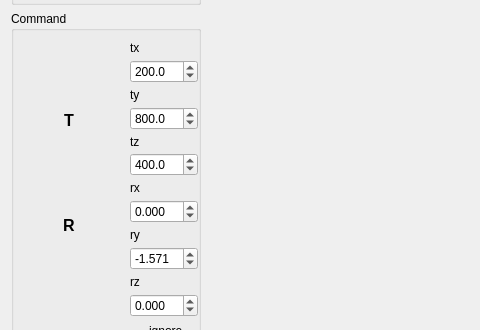
Before: the Qt Designer form components/ikGraphGenerator/src/mainUI.ui in robocomp/robocomp-shelly, drawn with Qt 5; both pictures show x 0 to 480 and y 83 to 413 of the 972 by 801 pixel window.
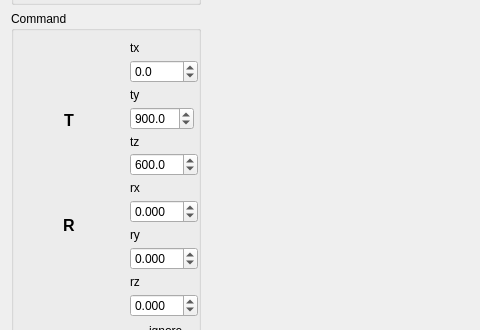
After: the same form once the commit is applied.

Diff of the .ui file:
```diff
--- a/components/ikGraphGenerator/src/mainUI.ui
+++ b/components/ikGraphGenerator/src/mainUI.ui
@@ -208,7 +208,7 @@
                     <double>10.000000000000000</double>
                    </property>
                    <property name="value">
-                    <double>400.000000000000000</double>
+                    <double>600.000000000000000</double>
                    </property>
                   </widget>
                  </item>
@@ -247,7 +247,7 @@
                     <double>10.000000000000000</double>
                    </property>
                    <property name="value">
-                    <double>200.000000000000000</double>
+                    <double>0.000000000000000</double>
                    </property>
                   </widget>
                  </item>
@@ -333,7 +333,7 @@
                     <double>0.100000000000000</double>
                    </property>
                    <property name="value">
-                    <double>-1.571000000000000</double>
+                    <double>0.000000000000000</double>
                    </property>
                   </widget>
                  </item>
@@ -356,7 +356,7 @@
                     <number>1</number>
                    </property>
                    <property name="minimum">
-                    <double>-2000.000000000000000</double>
+                    <double>500.000000000000000</double>
                    </property>
                    <property name="maximum">
                     <double>2000.000000000000000</double>
@@ -365,7 +365,7 @@
                     <double>10.000000000000000</double>
                    </property>
                    <property name="value">
-                    <double>800.000000000000000</double>
+                    <double>900.000000000000000</double>
                    </property>
                   </widget>
                  </item>
```
